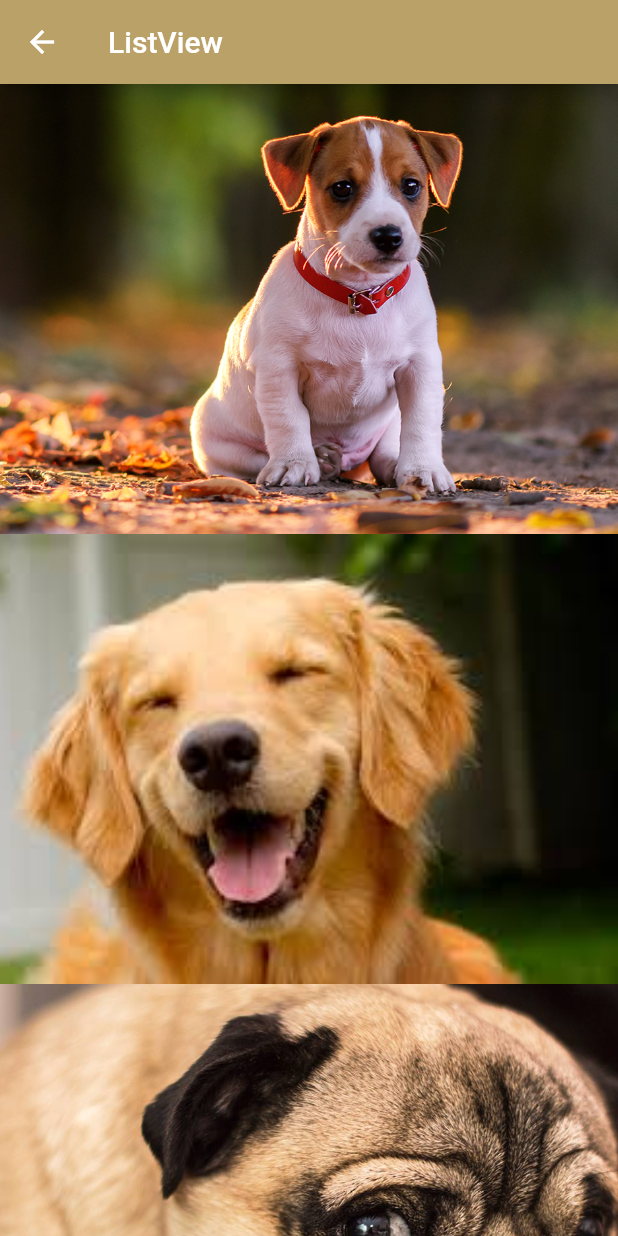
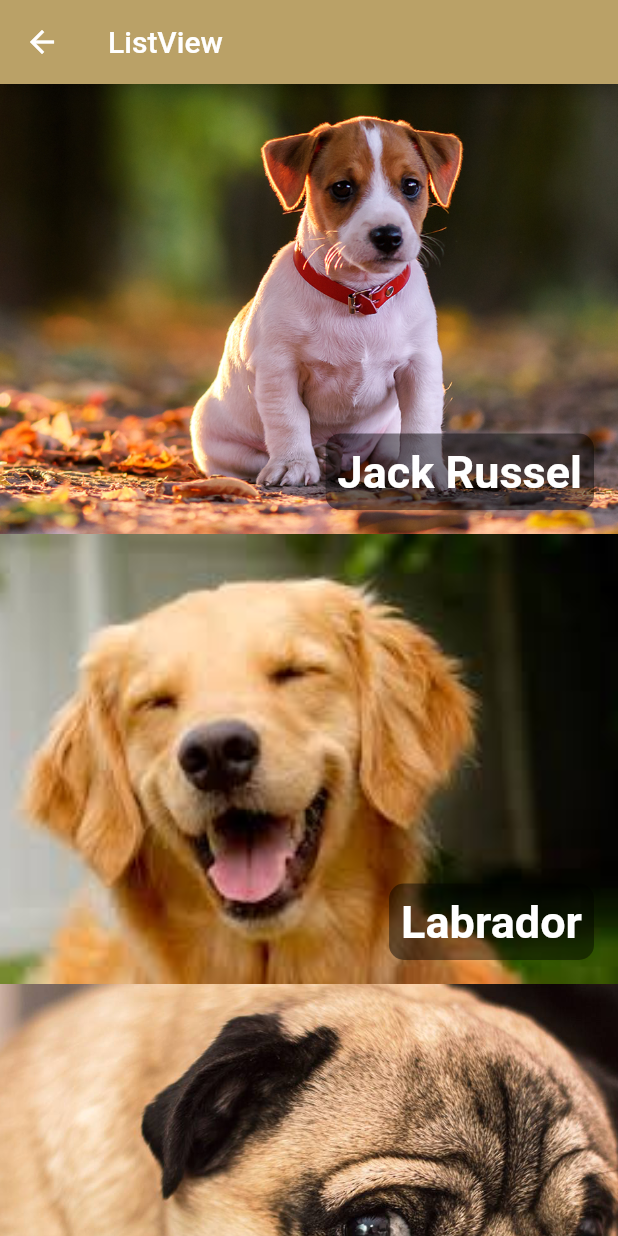
Before and after one commit to amandadetofol/Flutter, a Flutter app: the HelloListView screen opened directly, on a phone screen of 412 x 824 dp. Run offline on Flutter 3.47's test engine with Material 2 defaults, Android fonts, the phone set to English and light mode, and no system bars.

Commit message:
list view - build dinamico com objetos, stack, stack align, giurdview, app bar - adicionando btns, statefull widgets, tela de detlahes do cachorro

```diff
--- a/animal_app/lib/pages/hello_listview.dart
+++ b/animal_app/lib/pages/hello_listview.dart
@@ -1,4 +1,5 @@
 
+import 'package:animal_app/pages/hello_gridview.dart';
 import 'package:flutter/material.dart';
 
 final class HelloListView extends StatelessWidget {
@@ -17,12 +18,21 @@ final class HelloListView extends StatelessWidget {
 
   _body(BuildContext context){
 
+    /*
     final imgs = [
         _image(context, img: "lib/assets/images/dog1.png"),
         _image(context, img: "lib/assets/images/dog2.png"),
         _image(context, img: "lib/assets/images/dog3.png"),
         _image(context, img: "lib/assets/images/dog4.png"),
         _image(context, img: "lib/assets/images/dog5.png"),
+    ];*/
+
+    final dogs = [
+      Dog("Jack Russel","lib/assets/images/dog1.png"),
+      Dog("Labrador","lib/assets/images/dog2.png"),
+      Dog("Pug","lib/assets/images/dog3.png"),
+      Dog("RotWeiler","lib/assets/images/dog4.png"),
+      Dog("Pastor","lib/assets/images/dog5.png"),
     ];
 
     /* Container(child:
@@ -35,10 +45,33 @@ final class HelloListView extends StatelessWidget {
     );*/
 
     return ListView.builder(
-      itemCount: imgs.length,
+      itemCount: dogs.length,
       itemExtent: 300,
       itemBuilder: (BuildContext context, index) {
-        return imgs[index];
+        var dog = dogs[index];
+        return Stack(
+          children: [
+            _image(context, img: dog.foto),
+            Container(
+              alignment: Alignment.bottomRight,
+              child: Container(
+                  margin: EdgeInsets.all(16),
+                  padding: EdgeInsets.all(8),
+                  decoration: BoxDecoration(
+                    borderRadius: BorderRadius.circular(10),
+                    color: Colors.black45),
+                  child: Text(
+                  dog.nome,
+                  style: const TextStyle(
+                    fontSize: 30,
+                    color: Colors.white,
+                    fontWeight: FontWeight.bold,),
+                  ),
+                )
+              )
+            ]
+        );
+
     });
   }
 
@@ -53,6 +86,4 @@ final class HelloListView extends StatelessWidget {
           fit: BoxFit.cover,
           img);
     }
-
-
 }
```
Also changed, not shown: animal_app/lib/pages/hello_dog_details.dart (added, +55 -0 lines), animal_app/lib/pages/hello_gridview.dart (added, +145 -0 lines), animal_app/lib/pages/home_page.dart (+10 -1 lines).
